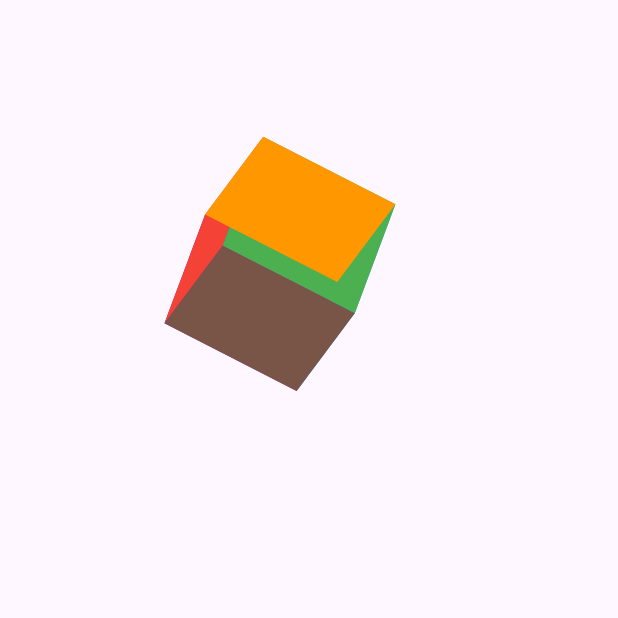
After one commit to sanketsakpal/animate-flutter, a Flutter app: the CubeAnimation screen opened directly, on a phone screen of 412 x 824 dp, the top half of it. The commit adds this screen. Run offline on Flutter 3.47's test engine with Material 3 defaults, Android fonts, the light colour scheme and no system bars.

Commit message:
[feature] - 3 d animation using stack matrix and vector - hero animation

```diff
--- /dev/null
+++ b/lib/explicit_animation_example/three_d_animation.dart
@@ -0,0 +1,148 @@
+import 'package:flutter/material.dart';
+import 'dart:math' show pi;
+import 'package:vector_math/vector_math_64.dart' show Vector3;
+
+class CubeAnimation extends StatefulWidget {
+  const CubeAnimation({super.key});
+
+  @override
+  State<CubeAnimation> createState() => _CubeAnimationState();
+}
+
+const widthAndHeight = 100.00;
+
+class _CubeAnimationState extends State<CubeAnimation>
+    with TickerProviderStateMixin {
+  late AnimationController controllerX;
+  late AnimationController controllerY;
+  late AnimationController controllerZ;
+  late Tween<double> _animation;
+  @override
+  void initState() {
+    controllerX =
+        AnimationController(vsync: this, duration: const Duration(seconds: 20));
+    controllerY =
+        AnimationController(vsync: this, duration: const Duration(seconds: 30));
+    controllerZ =
+        AnimationController(vsync: this, duration: const Duration(seconds: 40));
+
+    _animation = Tween<double>(
+      begin: 0,
+      end: pi * 2,
+    );
+    super.initState();
+  }
+
+  @override
+  void dispose() {
+    controllerX.dispose();
+    controllerY.dispose();
+    controllerZ.dispose();
+    super.dispose();
+  }
+
+  @override
+  Widget build(BuildContext context) {
+    controllerX
+      ..reset()
+      ..repeat();
+
+    controllerY
+      ..reset()
+      ..repeat();
+
+    controllerZ
+      ..reset()
+      ..repeat();
+
+    return Scaffold(
+      body: Column(
+        crossAxisAlignment: CrossAxisAlignment.center,
+        children: [
+          const SizedBox(
+            height: widthAndHeight,
+            width: double.infinity,
+          ),
+          AnimatedBuilder(
+            animation:
+                Listenable.merge([controllerX, controllerY, controllerZ]),
+            builder: (BuildContext context, Widget? child) {
+              return Transform(
+                alignment: Alignment.center,
+                transform: Matrix4.identity()
+                  ..rotateX(_animation.evaluate(controllerX))
+                  ..rotateY(_animation.evaluate(controllerY))
+                  ..rotateZ(_animation.evaluate(controllerZ)),
+                child: Stack(
+                  children: [
+                    // Back
+                    Transform(
+                      alignment: Alignment.center,
+                      transform: Matrix4.identity()
+                        ..translate(Vector3(0, 0, -widthAndHeight)),
+                      child: Container(
+                        height: widthAndHeight,
+                        width: widthAndHeight,
+                        color: Colors.purple,
+                      ),
+                    ),
+                    // left side
+                    Transform(
+                      alignment: Alignment.centerLeft,
+                      transform: Matrix4.identity()..rotateY(pi / 2.0),
+                      child: Container(
+                        color: Colors.red,
+                        width: widthAndHeight,
+                        height: widthAndHeight,
+                      ),
+                    ),
+                    // right side
+                    Transform(
+                      alignment: Alignment.centerRight,
+                      transform: Matrix4.identity()..rotateY(-pi / 2.0),
+                      child: Container(
+                        height: widthAndHeight,
+                        width: widthAndHeight,
+                        color: Colors.blue,
+                      ),
+                    ),
+                    // front
+                    Container(
+                      height: widthAndHeight,
+                      width: widthAndHeight,
+                      color: Colors.green,
+                    ),
+
+                    // top side
+
+                    Transform(
+                      alignment: Alignment.topCenter,
+                      transform: Matrix4.identity()..rotateX(-pi / 2.0),
+                      child: Container(
+                        color: Colors.orange,
+                        width: widthAndHeight,
+                        height: widthAndHeight,
+                      ),
+                    ),
+
+                    // bottom side
+
+                    Transform(
+                      alignment: Alignment.bottomCenter,
+                      transform: Matrix4.identity()..rotateX(pi / 2.0),
+                      child: Container(
+                        color: Colors.brown,
+                        width: widthAndHeight,
+                        height: widthAndHeight,
+                      ),
+                    ),
+                  ],
+                ),
+              );
+            },
+          ),
+        ],
+      ),
+    );
+  }
+}
--- a/pubspec.yaml
+++ b/pubspec.yaml
@@ -35,6 +35,7 @@ dependencies:
   # The following adds the Cupertino Icons font to your application.
   # Use with the CupertinoIcons class for iOS style icons.
   cupertino_icons: ^1.0.2
+  vector_math: ^2.1.4
 
 dev_dependencies:
   flutter_test:
```
Also changed, not shown: lib/main.dart (+6 -2 lines), lib/page_route_builder.dart/hero_animation.dart (added, +134 -0 lines), pubspec.lock, 10 other files.
